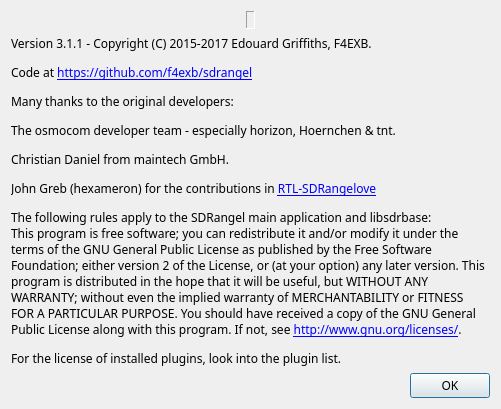
Old version of the form sdrbase/gui/aboutdialog.ui in the repository f4exb/sdrangel.
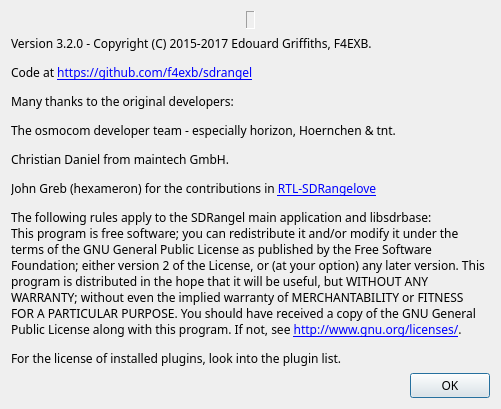
New version of the form. Icons and pictures are not drawn.

Commit message: DSD demod: improve YSF stability. Bumped to version 3.2.0

```diff
--- a/sdrbase/gui/aboutdialog.ui
+++ b/sdrbase/gui/aboutdialog.ui
@@ -84,7 +84,7 @@
    <item>
     <widget class="QLabel" name="label_2">
      <property name="text">
-      <string>&lt;html&gt;&lt;head/&gt;&lt;body&gt;&lt;p&gt;Version 3.1.1 - Copyright (C) 2015-2017 Edouard Griffiths, F4EXB. &lt;/p&gt;&lt;p&gt;Code at &lt;a href=&quot;https://github.com/f4exb/sdrangel&quot;&gt;&lt;span style=&quot; text-decoration: underline; color:#0000ff;&quot;&gt;https://github.com/f4exb/sdrangel&lt;/span&gt;&lt;/a&gt;&lt;/p&gt;&lt;p&gt;Many thanks to the original developers:&lt;/p&gt;&lt;p&gt;The osmocom developer team - especially horizon, Hoernchen &amp;amp; tnt.&lt;/p&gt;&lt;p&gt;Christian Daniel from maintech GmbH.&lt;/p&gt;&lt;p&gt;John Greb (hexameron) for the contributions in &lt;a href=&quot;https://github.com/hexameron/rtl-sdrangelove&quot;&gt;&lt;span style=&quot; text-decoration: underline; color:#0000ff;&quot;&gt;RTL-SDRangelove&lt;/span&gt;&lt;/a&gt;&lt;/p&gt;&lt;p&gt;The following rules apply to the SDRangel main application and libsdrbase:&lt;br/&gt;This program is free software; you can redistribute it and/or modify it under the terms of the GNU General Public License as published by the Free Software Foundation; either version 2 of the License, or (at your option) any later version. This program is distributed in the hope that it will be useful, but WITHOUT ANY WARRANTY; without even the implied warranty of MERCHANTABILITY or FITNESS FOR A PARTICULAR PURPOSE. You should have received a copy of the GNU General Public License along with this program. If not, see &lt;a href=&quot;http://www.gnu.org/licenses/&quot;&gt;&lt;span style=&quot; text-decoration: underline; color:#0000ff;&quot;&gt;http://www.gnu.org/licenses/&lt;/span&gt;&lt;/a&gt;.&lt;/p&gt;&lt;p&gt;For the license of installed plugins, look into the plugin list.&lt;/p&gt;&lt;/body&gt;&lt;/html&gt;</string>
+      <string>&lt;html&gt;&lt;head/&gt;&lt;body&gt;&lt;p&gt;Version 3.2.0 - Copyright (C) 2015-2017 Edouard Griffiths, F4EXB. &lt;/p&gt;&lt;p&gt;Code at &lt;a href=&quot;https://github.com/f4exb/sdrangel&quot;&gt;&lt;span style=&quot; text-decoration: underline; color:#0000ff;&quot;&gt;https://github.com/f4exb/sdrangel&lt;/span&gt;&lt;/a&gt;&lt;/p&gt;&lt;p&gt;Many thanks to the original developers:&lt;/p&gt;&lt;p&gt;The osmocom developer team - especially horizon, Hoernchen &amp;amp; tnt.&lt;/p&gt;&lt;p&gt;Christian Daniel from maintech GmbH.&lt;/p&gt;&lt;p&gt;John Greb (hexameron) for the contributions in &lt;a href=&quot;https://github.com/hexameron/rtl-sdrangelove&quot;&gt;&lt;span style=&quot; text-decoration: underline; color:#0000ff;&quot;&gt;RTL-SDRangelove&lt;/span&gt;&lt;/a&gt;&lt;/p&gt;&lt;p&gt;The following rules apply to the SDRangel main application and libsdrbase:&lt;br/&gt;This program is free software; you can redistribute it and/or modify it under the terms of the GNU General Public License as published by the Free Software Foundation; either version 2 of the License, or (at your option) any later version. This program is distributed in the hope that it will be useful, but WITHOUT ANY WARRANTY; without even the implied warranty of MERCHANTABILITY or FITNESS FOR A PARTICULAR PURPOSE. You should have received a copy of the GNU General Public License along with this program. If not, see &lt;a href=&quot;http://www.gnu.org/licenses/&quot;&gt;&lt;span style=&quot; text-decoration: underline; color:#0000ff;&quot;&gt;http://www.gnu.org/licenses/&lt;/span&gt;&lt;/a&gt;.&lt;/p&gt;&lt;p&gt;For the license of installed plugins, look into the plugin list.&lt;/p&gt;&lt;/body&gt;&lt;/html&gt;</string>
      </property>
      <property name="wordWrap">
       <bool>true</bool>
```
The commit also changes 3 other files.
